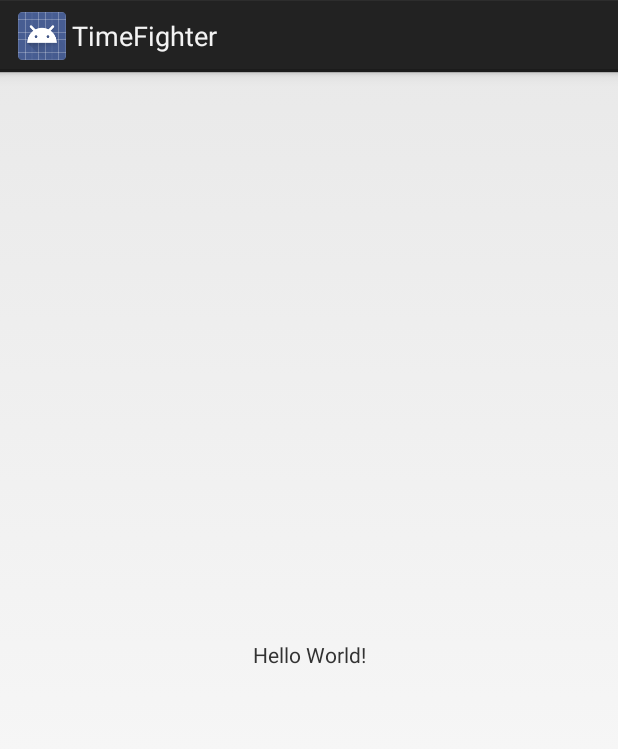
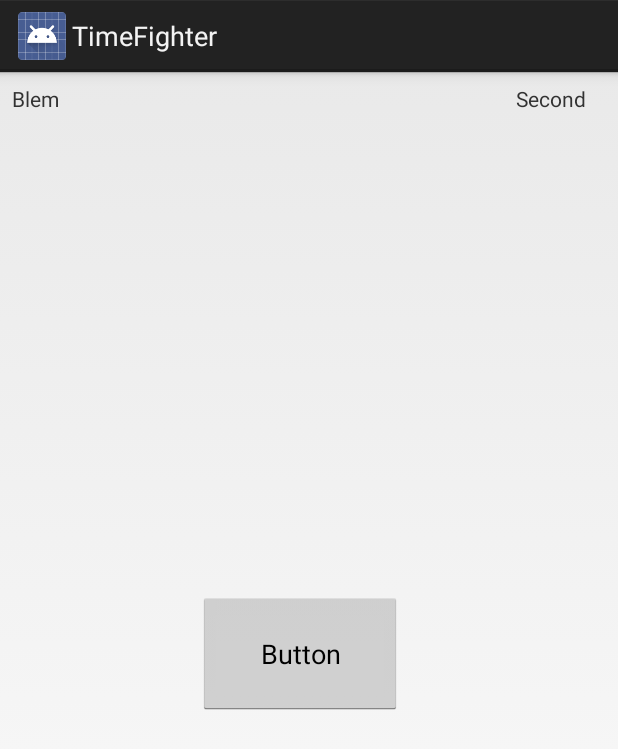
Before and after one commit to dwyfrequency/firstKotlin, an Android app: the screen it shows after launch (MainActivity), on a phone screen of 412 x 824 dp. Shown: the top 749 px of the screen. Run offline under Robolectric (Android 15) with nearby library versions, the phone set to English and light mode, and no system bars.

Commit message:
added centered button

```diff
--- a/app/src/main/res/layout/activity_main.xml
+++ b/app/src/main/res/layout/activity_main.xml
@@ -7,12 +7,37 @@
     tools:context=".MainActivity">
 
     <TextView
+        android:id="@+id/textView3"
         android:layout_width="wrap_content"
         android:layout_height="wrap_content"
-        android:text="Hello World!"
+        android:layout_marginStart="8dp"
+        android:layout_marginTop="8dp"
+        android:text="Blem"
+        app:layout_constraintStart_toStartOf="parent"
+        app:layout_constraintTop_toTopOf="parent" />
+
+    <TextView
+        android:id="@+id/textView4"
+        android:layout_width="60dp"
+        android:layout_height="25dp"
+        android:layout_marginEnd="8dp"
+        android:layout_marginTop="8dp"
+        android:text="Second"
+        app:layout_constraintEnd_toEndOf="parent"
+        app:layout_constraintTop_toTopOf="parent" />
+
+    <Button
+        android:id="@+id/button2"
+        android:layout_width="136dp"
+        android:layout_height="82dp"
+        android:layout_marginBottom="236dp"
+        android:layout_marginEnd="166dp"
+        android:layout_marginStart="154dp"
+        android:layout_marginTop="235dp"
+        android:text="Button"
         app:layout_constraintBottom_toBottomOf="parent"
-        app:layout_constraintLeft_toLeftOf="parent"
-        app:layout_constraintRight_toRightOf="parent"
+        app:layout_constraintEnd_toEndOf="parent"
+        app:layout_constraintStart_toStartOf="parent"
         app:layout_constraintTop_toTopOf="parent" />
 
 </android.support.constraint.ConstraintLayout>
```
Also changed, not shown: app/src/main/java/com/foursquare/jdwyer/timefighter/MainActivity.kt (line endings or trailing spaces).
